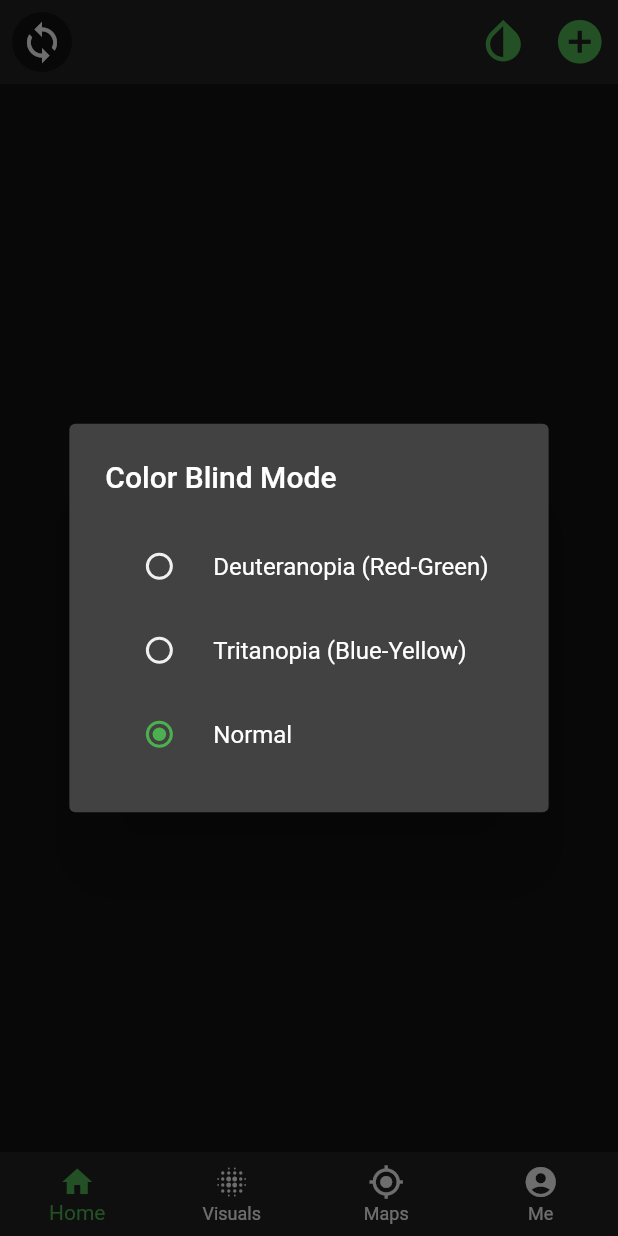
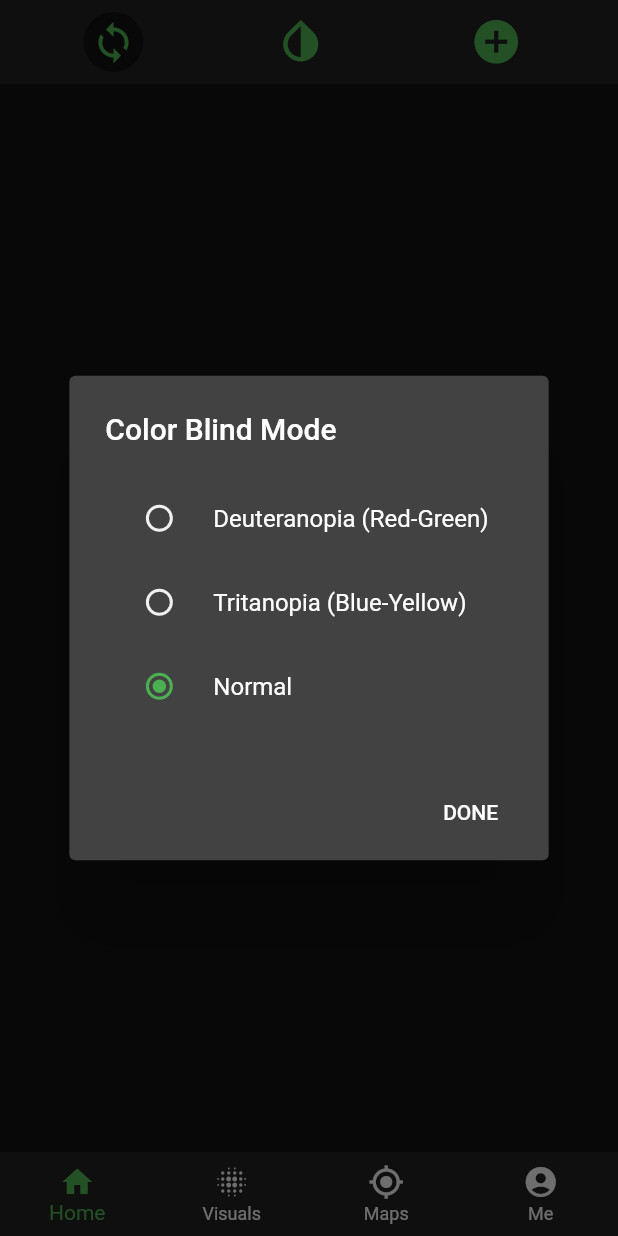
Before and after one commit to vishnuagbly/sonno, a Flutter app: the HomePage screen opened directly, after a tap on the "invert colors on" icon, on a phone screen of 412 x 824 dp. Run offline on Flutter 3.47's test engine with Material 2 defaults, Android fonts, the phone set to English and light mode, and no system bars; our stand-ins replace charts_flutter, cloud_firestore, connectivity, firebase_auth, firebase_core, flutter_local_notifications and 4 more; missing offline and left inert: flutter_webview_plugin, particles_flutter; accounts and stored records are empty; statements that could not run were skipped.

Commit message:
updated home page app bar ui.

```diff
--- a/lib/pages/home_page.dart
+++ b/lib/pages/home_page.dart
@@ -141,7 +141,13 @@ class _HomePageState extends State<HomePage> {
 
     return Scaffold(
       appBar: AppBar(
-        leading: Container(
+        automaticallyImplyLeading: false,
+        backgroundColor: kPrimaryColor,
+        elevation: 0,
+        title: Row(
+          mainAxisAlignment: MainAxisAlignment.spaceAround,
+          children: [
+            Container(
               child: Center(
                 child: InkWell(
                   child: CircleAvatar(
@@ -149,7 +155,7 @@ class _HomePageState extends State<HomePage> {
                     backgroundColor: kPrimaryBgColor,
                     child: Icon(
                       Icons.sync,
-                  color: kPrimaryTextColor,
+                      color: kPrimarySelectionColor,
                       size: 30,
                     ),
                   ),
@@ -170,9 +176,6 @@ class _HomePageState extends State<HomePage> {
                 ),
               ),
             ),
-        backgroundColor: kPrimaryColor,
-        elevation: 0,
-        actions: [
             IconButton(
                 icon: Icon(Icons.invert_colors),
                 color: _colorBlindColor,
@@ -189,6 +192,7 @@ class _HomePageState extends State<HomePage> {
               },
             ),
           ],
+        ),
       ),
       body: body,
       bottomNavigationBar: CustomBottomNavigationBar(),
@@ -301,13 +305,20 @@ class _HomePageState extends State<HomePage> {
                               MainProfile.colorBlindType = type;
                             });
                           },
-                          title: Text(
-                              '${ColorBlindTypes.all[index].text}'),
+                          title: Text('${ColorBlindTypes.all[index].text}'),
                         ),
                       ),
                     ),
                   ],
                 ),
+                actions: [
+                  FlatButton(
+                    child: Text('DONE'),
+                    onPressed: () {
+                      Navigator.pop(context);
+                    },
+                  ),
+                ],
               );
             },
           );
```
Lines whose indentation alone changed are shown as unchanged.
